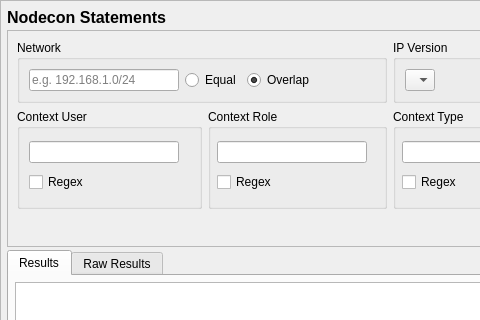
The window that setoolsgui/apol/nodeconquery.ui (SELinuxProject/setools) describes before a commit, drawn with Qt 5; both pictures show x 0 to 480 and y 0 to 320 of the 774 by 846 pixel window.
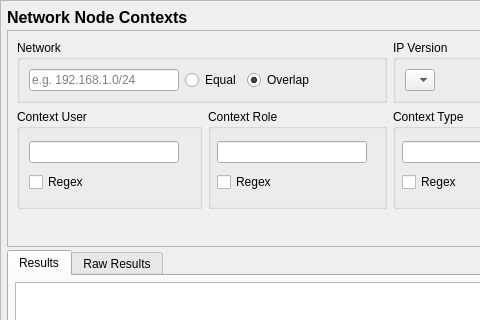
The same window after the commit. Custom widgets are drawn as their Qt base class.

Commit message: apol: Add nicer titles for network context tabs.

What changed in the file:
```diff
--- a/setoolsgui/apol/nodeconquery.ui
+++ b/setoolsgui/apol/nodeconquery.ui
@@ -114,7 +114,7 @@
        </font>
       </property>
       <property name="text">
-       <string>Nodecon Statements</string>
+       <string>Network Node Contexts</string>
       </property>
      </widget>
     </item>
```
The commit also changes 3 other files.
